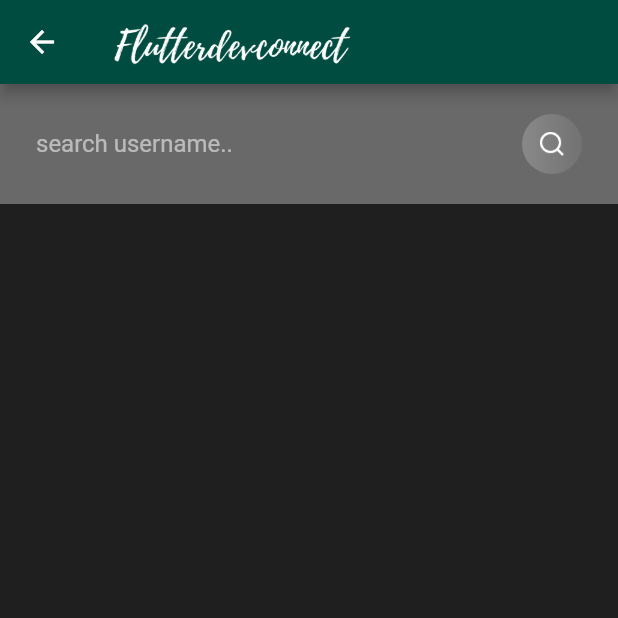
After one commit to Jbhaliyan/talky, a Flutter app: the SearchScreen screen opened directly, on a phone screen of 412 x 824 dp, the top half of it. The commit adds this screen. Run offline on Flutter 3.47's test engine with Material 2 defaults, Android fonts, the phone set to English and light mode, and no system bars; our stand-ins replace cloud_firestore, firebase_auth, firebase_core, flutter_secure_storage, flutter_svg, google_sign_in; accounts and stored records are empty.

```diff
--- /dev/null
+++ b/lib/screens/search.dart
@@ -0,0 +1,144 @@
+import 'package:cloud_firestore/cloud_firestore.dart';
+import 'package:flutter/material.dart';
+import 'package:talky/services/database.dart';
+import 'package:talky/widgets/widgets.dart';
+
+class SearchScreen extends StatefulWidget {
+  @override
+  _SearchScreenState createState() => _SearchScreenState();
+}
+
+class _SearchScreenState extends State<SearchScreen> {
+  TextEditingController searchText = new TextEditingController();
+  DatabaseMethods databaseMethods = DatabaseMethods();
+// _JsonQuerySnapshot
+  // _JsonQuerySnapshot snapshot;
+  QuerySnapshot searchSnapshot;
+
+  initiateSearch() {
+    databaseMethods.getUser(searchText.text).then((val) {
+      // print(val.toString());
+      // searchSnapshot = val;
+      setState(() {
+        searchSnapshot = val;
+      });
+    });
+  }
+
+  createChatroomAndStartConversation(String userName) {
+    // List<String> users=[userName,myName];
+    // databaseMethods.createChatRoom(chatRoomId, chatRoomMap)
+  }
+
+  Widget searchList() {
+    return searchSnapshot != null
+        ? ListView.builder(
+            shrinkWrap: true,
+            itemCount: searchSnapshot.docs.length,
+            itemBuilder: (BuildContext context, int index) {
+              return SearchTile(
+                userName: searchSnapshot.docs[index].get("name"),
+                userEmail: searchSnapshot.docs[index].get("email"),
+              );
+            },
+          )
+        : Container();
+  }
+
+  @override
+  Widget build(BuildContext context) {
+    return Scaffold(
+      appBar: appBarMain(context),
+      body: Container(
+          child: Column(
+        children: [
+          Container(
+            padding: EdgeInsets.symmetric(horizontal: 24, vertical: 16),
+            color: Color(0x54FFFFFF),
+            child: Row(
+              children: [
+                Expanded(
+                    child: TextField(
+                  controller: searchText,
+                  style: TextStyle(color: Colors.white54),
+                  decoration: InputDecoration(
+                    hintText: "search username..",
+                    hintStyle: TextStyle(color: Colors.white54),
+                    border: InputBorder.none,
+                  ),
+                )),
+                GestureDetector(
+                  onTap: () {
+                    initiateSearch();
+
+                    // print(val.toString());
+                  },
+                  child: Container(
+                      height: 40,
+                      width: 40,
+                      padding: EdgeInsets.all(12),
+                      decoration: BoxDecoration(
+                          gradient: LinearGradient(
+                            colors: [Color(0x36FFFFFF), Color(0x0FFFFFFF)],
+                          ),
+                          borderRadius: BorderRadius.circular(40)),
+                      child: Image.asset("assets/images/search_white.png")),
+                )
+              ],
+            ),
+          ),
+          searchList(),
+        ],
+      )),
+    );
+  }
+}
+
+class SearchTile extends StatelessWidget {
+  final String userName;
+  final String userEmail;
+  SearchTile({this.userName, this.userEmail});
+
+  @override
+  Widget build(BuildContext context) {
+    return Container(
+      padding: EdgeInsets.symmetric(
+        vertical: 24,
+        horizontal: 16,
+      ),
+      child: Row(
+        children: [
+          Column(
+            crossAxisAlignment: CrossAxisAlignment.start,
+            children: [
+              Text(userName, style: mediumTextStyle()),
+              Text(userEmail, style: mediumTextStyle()),
+            ],
+          ),
+          Spacer(),
+          // button(context, "Message"),
+          GestureDetector(
+            onTap: () {},
+            child: Container(
+              decoration: BoxDecoration(
+                gradient: LinearGradient(
+                  colors: [
+                    // const Color(0xff00735c),
+                    const Color(0xff00695c),
+                    const Color(0xff003d33),
+                  ],
+                ),
+                borderRadius: BorderRadius.circular(30.0),
+              ),
+              padding: EdgeInsets.symmetric(horizontal: 16, vertical: 16),
+              child: Text(
+                "Message",
+                style: mediumTextStyle(),
+              ),
+            ),
+          )
+        ],
+      ),
+    );
+  }
+}
```
Also changed, not shown: lib/screens/chatRoom.dart (added, +52 -0 lines), lib/screens/signin.dart (+22 -9 lines), lib/services/database.dart (added, +27 -0 lines), lib/widgets/widgets.dart (+6 -11 lines), pubspec.yaml (+8 -7 lines), pubspec.lock, 1 other file.
